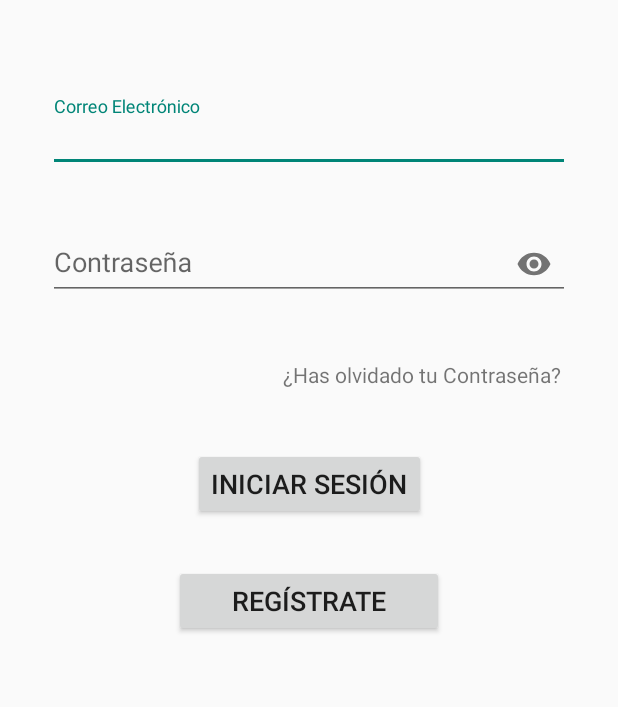
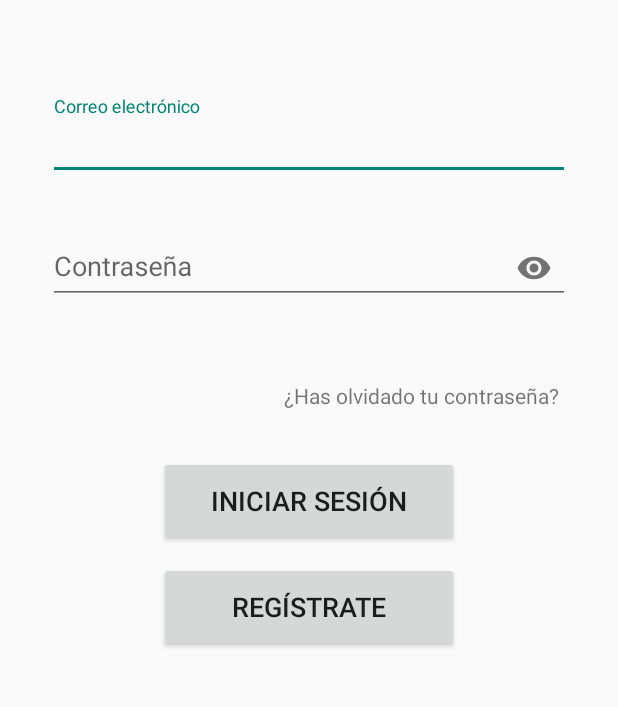
Before and after one commit to JuanRios66/My_Finances, an Android app: the screen it shows after launch (LoginActivity), after a tap on "INICIAR SESIÓN", on a phone screen of 412 x 824 dp, the part 296-1003 px from its top. Run offline under Robolectric (Android 15) with nearby library versions, the phone set to English and light mode, and no system bars.

Commit message:
Algunos errores de cierre de actividades corregido. Se implementó la funcion de buscar en un arreglo de usuarios las cuentas registradas

```diff
--- a/app/src/main/java/com/juanrios66/myfinances/LoginActivity.kt
+++ b/app/src/main/java/com/juanrios66/myfinances/LoginActivity.kt
@@ -1,6 +1,5 @@
 package com.juanrios66.myfinances
 
-import android.R.attr
 import android.app.Activity
 import android.content.Intent
 import android.os.Bundle
@@ -8,28 +7,52 @@ import android.widget.Toast
 import androidx.appcompat.app.AppCompatActivity
 import com.juanrios66.myfinances.databinding.ActivityLoginBinding
 
+const val EMPTY = ""
 
 class LoginActivity : AppCompatActivity() {
 
     private lateinit var loginBinding: ActivityLoginBinding
     private var usuarios: MutableList<Users> = mutableListOf()
+    private lateinit var nick: String
+    private var banEmail = false
+    private var banPass = false
 
     override fun onCreate(savedInstanceState: Bundle?) {
         super.onCreate(savedInstanceState)
         loginBinding = ActivityLoginBinding.inflate(layoutInflater)
         setContentView(loginBinding.root)
 
+        // Modo test: Usar para evitar registro ya que no se cuenta con base de datos aun
+        usuarios.add(Users("1", "1", "1"))
+
         loginBinding.textpassword.setOnClickListener {
-            loginBinding.layoutpass.error = null
-            loginBinding.textpassword.setText("")
+            if (loginBinding.layoutpass.error == getString(R.string.errorpass)) {
+                loginBinding.layoutpass.error = null
+                loginBinding.textpassword.setText(EMPTY)
+            }
         }
 
         loginBinding.buttonlogin.setOnClickListener{
-            if(loginBinding.textemail.text.toString()=="12"){
-                if(loginBinding.textpassword.text.toString()=="12"){
-                    var intent = Intent(this, MainActivity::class.java)
+            for (u in usuarios) {
+                if (loginBinding.textemail.text.toString() == u.email) {
+                    banEmail = true
+                    if (loginBinding.textpassword.text.toString() == u.password) {
+                        banPass = true
+                        nick = u.nickname.toString()
+                    }
+                }
+            }
+            if(banEmail){
+                if(banPass){
+                    banEmail = false
+                    banPass = false
+                    val intent = Intent(this, MainActivity::class.java)
                     intent.putExtra("email", loginBinding.textemail.text.toString())
+                    intent.putExtra("pass", loginBinding.textpassword.text.toString())
+                    intent.putExtra("nick", nick)
+
                     startActivity(intent)
+                    finish()
                 }else{
                     loginBinding.layoutpass.error = getString(R.string.errorpass)
                 }
@@ -39,7 +62,7 @@ class LoginActivity : AppCompatActivity() {
         }
 
         loginBinding.buttonToRegister.setOnClickListener{
-            var intent = Intent(this, RegisterActivity::class.java)
+            val intent = Intent(this, RegisterActivity::class.java)
             startActivityForResult(intent, 1)
         }
     }
@@ -48,8 +71,8 @@ class LoginActivity : AppCompatActivity() {
         super.onActivityResult(requestCode, resultCode, data)
         if (requestCode == 1 && resultCode == Activity.RESULT_OK) {
             val user: Users = data!!.getSerializableExtra("user") as Users
-            loginBinding.textemail.setText(user.email)
-            loginBinding.textpassword.setText(user.password)
+            loginBinding.textemail.setText(EMPTY)
+            loginBinding.textpassword.setText(EMPTY)
             usuarios.add(user)
         }
     }
--- a/app/src/main/java/com/juanrios66/myfinances/SplashActivity.kt
+++ b/app/src/main/java/com/juanrios66/myfinances/SplashActivity.kt
@@ -3,7 +3,6 @@ package com.juanrios66.myfinances
 import android.content.Intent
 import androidx.appcompat.app.AppCompatActivity
 import android.os.Bundle
-import android.os.strictmode.IntentReceiverLeakedViolation
 import android.view.Window
 import java.util.*
 import kotlin.concurrent.timerTask
--- a/app/src/main/res/layout/activity_login.xml
+++ b/app/src/main/res/layout/activity_login.xml
@@ -24,12 +24,6 @@
         android:layout_width="match_parent"
         android:layout_height="wrap_content"
         android:layout_marginTop="64dp"
-        android:hint="@string/email"
-        app:boxBackgroundMode="outline"
-        app:boxCornerRadiusBottomEnd="20dp"
-        app:boxCornerRadiusBottomStart="20dp"
-        app:boxCornerRadiusTopEnd="20dp"
-        app:boxCornerRadiusTopStart="20dp"
         app:layout_constraintEnd_toEndOf="parent"
         app:layout_constraintHorizontal_bias="0.64"
         app:layout_constraintStart_toStartOf="parent"
@@ -39,6 +33,7 @@
             android:id="@+id/textemail"
             android:layout_width="match_parent"
             android:layout_height="wrap_content"
+            android:hint="@string/email"
             android:inputType="textEmailAddress"
             android:textSize="18sp" />
     </com.google.android.material.textfield.TextInputLayout>
@@ -47,17 +42,13 @@
         android:id="@+id/layoutpass"
         android:layout_width="match_parent"
         android:layout_height="wrap_content"
-        android:layout_marginTop="32dp"
-        android:focusableInTouchMode="false"
-        app:boxBackgroundMode="outline"
-        app:boxCornerRadiusBottomEnd="20dp"
-        app:boxCornerRadiusBottomStart="20dp"
-        app:boxCornerRadiusTopEnd="20dp"
-        app:boxCornerRadiusTopStart="20dp"
-        app:errorEnabled="false"
+        android:layout_marginTop="24dp"
+        android:focusableInTouchMode="true"
+        app:errorEnabled="true"
+        app:layout_constraintEnd_toEndOf="parent"
+        app:layout_constraintStart_toStartOf="parent"
         app:layout_constraintTop_toBottomOf="@+id/layoutemail"
-        app:passwordToggleEnabled="true"
-        tools:layout_editor_absoluteX="32dp">
+        app:passwordToggleEnabled="true">
 
         <com.google.android.material.textfield.TextInputEditText
             android:id="@+id/textpassword"
@@ -70,13 +61,13 @@
 
     <Button
         android:id="@+id/buttonlogin"
-        android:layout_width="wrap_content"
-        android:layout_height="wrap_content"
+        android:layout_width="200dp"
+        android:layout_height="60dp"
         android:layout_marginBottom="150dp"
         android:isScrollContainer="false"
         android:text="@string/send"
         android:textSize="18sp"
-        app:cornerRadius="20dp"
+        app:cornerRadius="16dp"
         app:iconGravity="textStart"
         app:iconTintMode="multiply"
         app:layout_constraintBottom_toBottomOf="parent"
@@ -100,12 +91,12 @@
     <Button
         android:id="@+id/button_to_register"
         style="?attr/materialButtonOutlinedStyle"
-        android:layout_width="180dp"
-        android:layout_height="wrap_content"
-        android:layout_marginBottom="140dp"
+        android:layout_width="200dp"
+        android:layout_height="60dp"
+        android:layout_marginBottom="150dp"
         android:text="@string/gotoregister"
         android:textSize="18sp"
-        app:cornerRadius="20dp"
+        app:cornerRadius="16dp"
         app:layout_constraintBottom_toBottomOf="parent"
         app:layout_constraintEnd_toEndOf="parent"
         app:layout_constraintStart_toStartOf="parent"
--- a/app/src/main/res/values/strings.xml
+++ b/app/src/main/res/values/strings.xml
@@ -1,21 +1,21 @@
 <resources>
     <string name="app_name">My Finances</string>
-    <string name="email">Correo Electrónico</string>
+    <string name="email">Correo electrónico</string>
     <string name="pass">Contraseña</string>
     <string name="title">My Finances</string>
-    <string name="send" >Iniciar Sesión</string>
-    <string name="error_pass">*Campo Obligatorio</string>
-    <string name="name">Nombre de Usuario</string>
-    <string name="repeatpass">Repetir Contraseña</string>
+    <string name="send" >Iniciar sesión</string>
+    <string name="error_pass">*Campo obligatorio</string>
+    <string name="name">Nombre de usuario</string>
+    <string name="repeatpass">Repetir contraseña</string>
     <string name="register">Registrar</string>
-    <string name="title2">Crear Usuario</string>
+    <string name="title2">Crear usuario</string>
     <string name="fieldcheck">* Obligatorio</string>
-    <string name="Forgetpass">¿Has olvidado tu Contraseña?</string>
+    <string name="Forgetpass">¿Has olvidado tu contraseña?</string>
     <string name="image">splash</string>
-    <string name="logout">Cerrar Sesión</string>
-    <string name="errorlogin">Verifique el Correo o Registrese</string>
+    <string name="logout">Cerrar sesión</string>
+    <string name="errorlogin">Verifique el correo o regístrese</string>
     <string name="errorregister">Verifique todos los campos</string>
-    <string name="errorpass">Contraseña Incorrecta</string>
+    <string name="errorpass">Contraseña incorrecta</string>
     <string name="gotoregister">Regístrate</string>
-    <string name="coincidencia">Las contraseñas no Coinciden</string>
+    <string name="coincidencia">Las contraseñas no coinciden</string>
 </resources>
```
Also changed, not shown: app/src/main/java/com/juanrios66/myfinances/MainActivity.kt (+8 -9 lines), app/src/main/java/com/juanrios66/myfinances/RegisterActivity.kt (+6 -5 lines), app/src/main/res/layout/activity_main.xml (+11 -2 lines), app/src/main/res/layout/activity_register.xml (+6 -22 lines).
